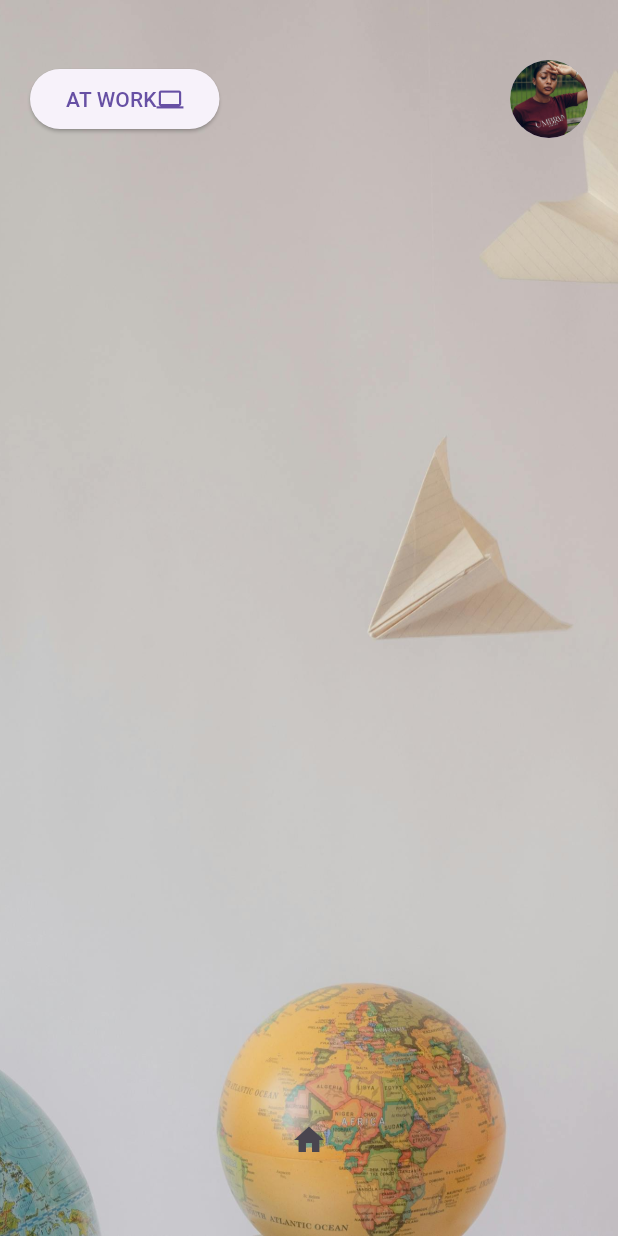
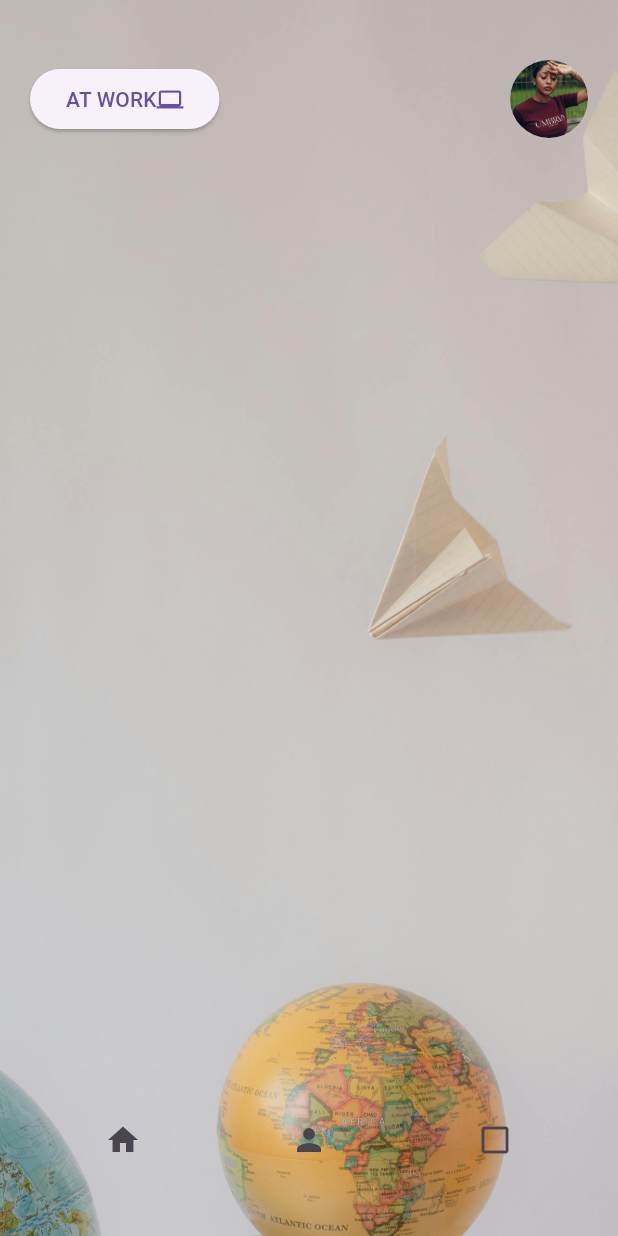
Before and after one commit to Bravyn/Mlango, a Flutter app: the MainMenu screen opened directly, on a phone screen of 412 x 824 dp. Run offline on Flutter 3.47's test engine with Material 3 defaults, Android fonts, the phone set to English and light mode, and no system bars; our stand-ins replace image_picker.

Commit message:
added bottom navigation

```diff
--- a/mlango/lib/screens/main_menu.dart
+++ b/mlango/lib/screens/main_menu.dart
@@ -59,11 +59,7 @@ class _MainMenuState extends State<MainMenu> {
                             ),
                   ),
                   SizedBox(height: 16),
-                  ElevatedButton.icon(
-                    onPressed: _pickNewImage,
-                    icon: Icon(Icons.photo_library),
-                    label: Text("Change Picture"),
-                  ),
+                  Row(mainAxisAlignment: MainAxisAlignment.spaceAround),
                 ],
               ),
             ),
@@ -121,7 +117,14 @@ class _MainMenuState extends State<MainMenu> {
             child: Row(
               mainAxisAlignment: MainAxisAlignment.spaceAround,
 
-              children: [IconButton(onPressed: () {}, icon: Icon(Icons.home))],
+              children: [
+                IconButton(onPressed: () {}, icon: Icon(Icons.home)),
+                IconButton(onPressed: () {}, icon: Icon(Icons.person)),
+                IconButton(
+                  onPressed: () {},
+                  icon: Icon(Icons.check_box_outline_blank_outlined),
+                ),
+              ],
             ),
           ),
         ],
```
